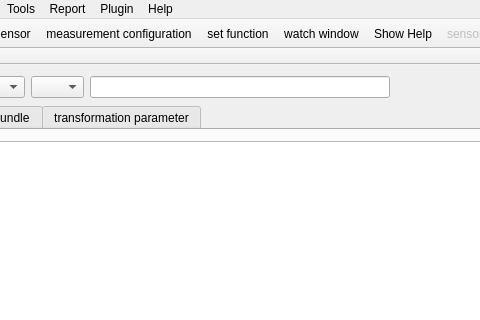
Old version of the form ui/mainwindow.ui in the repository OpenIndy/OpenIndy; both pictures show x 309 to 789 and y 0 to 320 of the 1081 by 657 pixel window.
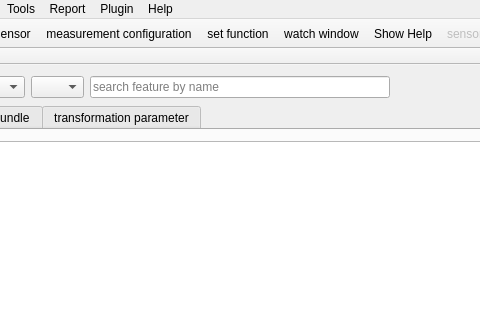
New version of the form. Icons and pictures are not drawn.

Commit message: OI-444: place holder text

```diff
--- a/ui/mainwindow.ui
+++ b/ui/mainwindow.ui
@@ -121,6 +121,9 @@
             <height>0</height>
            </size>
           </property>
+          <property name="placeholderText">
+           <string>search feature by name</string>
+          </property>
          </widget>
         </item>
         <item>
```
